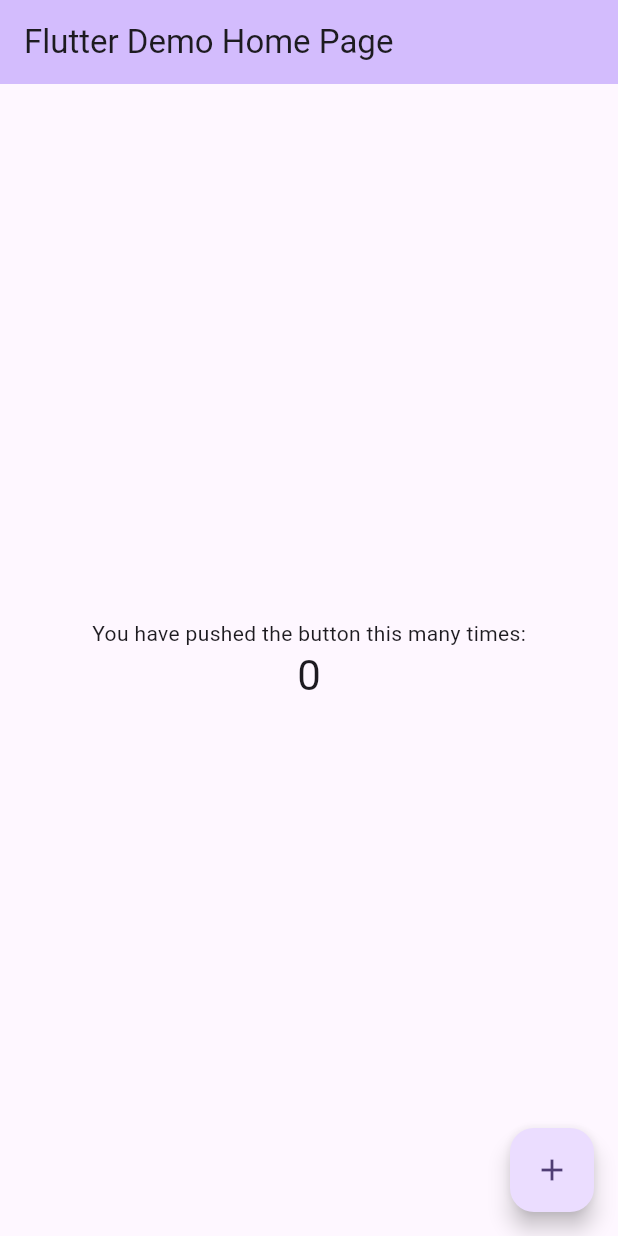
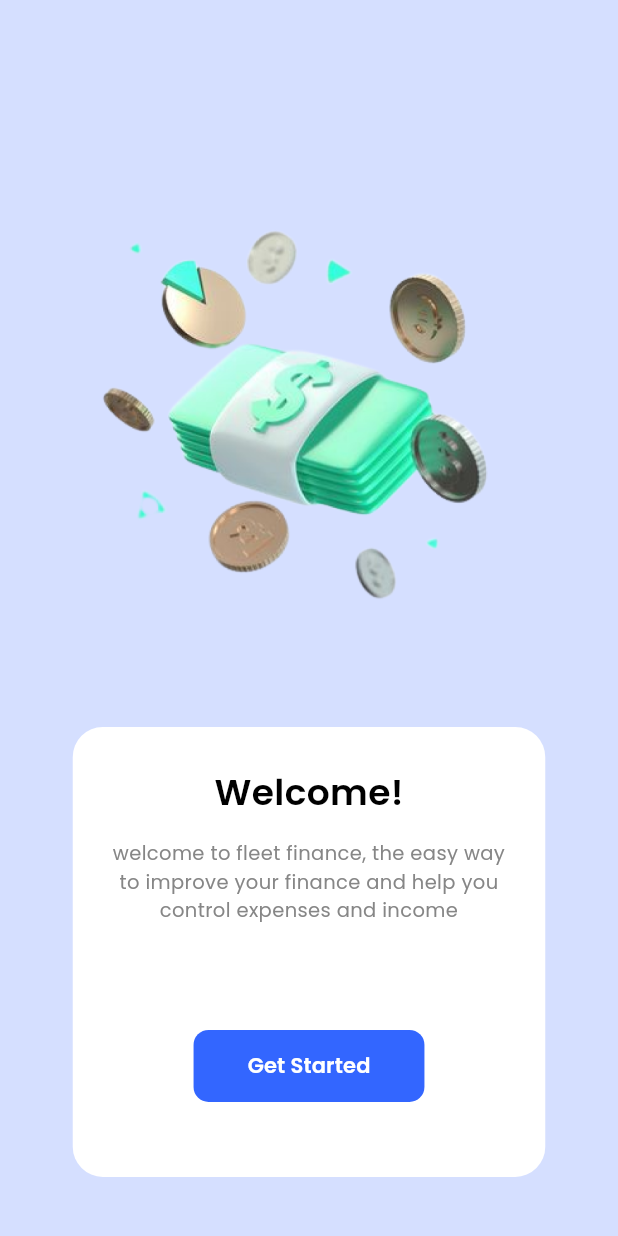
Before and after one commit to adnfutuh/saving_app, a Flutter app: the screen it shows after launch, on a phone screen of 412 x 824 dp. Run offline on Flutter 3.47's test engine with Material 3 defaults, Android fonts, the phone set to English and light mode, and no system bars; our stand-ins replace google_fonts.

Commit message:
feat:create a screen display with scaffolding

```diff
--- a/lib/main.dart
+++ b/lib/main.dart
@@ -1,4 +1,5 @@
 import 'package:flutter/material.dart';
+import 'package:saving_app/pages/on_boarding_page.dart';
 
 void main() {
   runApp(const MyApp());
@@ -10,116 +11,10 @@ class MyApp extends StatelessWidget {
   // This widget is the root of your application.
   @override
   Widget build(BuildContext context) {
-    return MaterialApp(
-      title: 'Flutter Demo',
-      theme: ThemeData(
-        // This is the theme of your application.
-        //
-        // TRY THIS: Try running your application with "flutter run". You'll see
-        // the application has a purple toolbar. Then, without quitting the app,
-        // try changing the seedColor in the colorScheme below to Colors.green
-        // and then invoke "hot reload" (save your changes or press the "hot
-        // reload" button in a Flutter-supported IDE, or press "r" if you used
-        // the command line to start the app).
-        //
-        // Notice that the counter didn't reset back to zero; the application
-        // state is not lost during the reload. To reset the state, use hot
-        // restart instead.
-        //
-        // This works for code too, not just values: Most code changes can be
-        // tested with just a hot reload.
-        colorScheme: ColorScheme.fromSeed(seedColor: Colors.deepPurple),
-        useMaterial3: true,
-      ),
-      home: const MyHomePage(title: 'Flutter Demo Home Page'),
+    return const MaterialApp(
+      debugShowCheckedModeBanner: false,
+      title: 'saving app',
+      home: OnBoardingPage(),
     );
   }
 }
-
-class MyHomePage extends StatefulWidget {
-  const MyHomePage({super.key, required this.title});
-
-  // This widget is the home page of your application. It is stateful, meaning
-  // that it has a State object (defined below) that contains fields that affect
-  // how it looks.
-
-  // This class is the configuration for the state. It holds the values (in this
-  // case the title) provided by the parent (in this case the App widget) and
-  // used by the build method of the State. Fields in a Widget subclass are
-  // always marked "final".
-
-  final String title;
-
-  @override
-  State<MyHomePage> createState() => _MyHomePageState();
-}
-
-class _MyHomePageState extends State<MyHomePage> {
-  int _counter = 0;
-
-  void _incrementCounter() {
-    setState(() {
-      // This call to setState tells the Flutter framework that something has
-      // changed in this State, which causes it to rerun the build method below
-      // so that the display can reflect the updated values. If we changed
-      // _counter without calling setState(), then the build method would not be
-      // called again, and so nothing would appear to happen.
-      _counter++;
-    });
-  }
-
-  @override
-  Widget build(BuildContext context) {
-    // This method is rerun every time setState is called, for instance as done
-    // by the _incrementCounter method above.
-    //
-    // The Flutter framework has been optimized to make rerunning build methods
-    // fast, so that you can just rebuild anything that needs updating rather
-    // than having to individually change instances of widgets.
-    return Scaffold(
-      appBar: AppBar(
-        // TRY THIS: Try changing the color here to a specific color (to
-        // Colors.amber, perhaps?) and trigger a hot reload to see the AppBar
-        // change color while the other colors stay the same.
-        backgroundColor: Theme.of(context).colorScheme.inversePrimary,
-        // Here we take the value from the MyHomePage object that was created by
-        // the App.build method, and use it to set our appbar title.
-        title: Text(widget.title),
-      ),
-      body: Center(
-        // Center is a layout widget. It takes a single child and positions it
-        // in the middle of the parent.
-        child: Column(
-          // Column is also a layout widget. It takes a list of children and
-          // arranges them vertically. By default, it sizes itself to fit its
-          // children horizontally, and tries to be as tall as its parent.
-          //
-          // Column has various properties to control how it sizes itself and
-          // how it positions its children. Here we use mainAxisAlignment to
-          // center the children vertically; the main axis here is the vertical
-          // axis because Columns are vertical (the cross axis would be
-          // horizontal).
-          //
-          // TRY THIS: Invoke "debug painting" (choose the "Toggle Debug Paint"
-          // action in the IDE, or press "p" in the console), to see the
-          // wireframe for each widget.
-          mainAxisAlignment: MainAxisAlignment.center,
-          children: <Widget>[
-            const Text(
-              'You have pushed the button this many times:',
-            ),
-            Text(
-              '$_counter',
-              style: Theme.of(context).textTheme.headlineMedium,
-            ),
-          ],
-        ),
-      ),
-      floatingActionButton: FloatingActionButton(
-        onPressed: _incrementCounter,
-        tooltip: 'Increment',
-        child: const Icon(Icons.add),
-      ), // This trailing comma makes auto-formatting nicer for build methods.
-    );
-  }
-}
--- /dev/null
+++ b/lib/pages/on_boarding_page.dart
@@ -0,0 +1,72 @@
+import 'package:flutter/material.dart';
+import 'package:saving_app/style/colors.dart';
+import 'package:saving_app/style/text_style.dart';
+
+class OnBoardingPage extends StatelessWidget {
+  const OnBoardingPage({super.key});
+
+  @override
+  Widget build(BuildContext context) {
+    return Scaffold(
+      body: Container(
+        padding: const EdgeInsets.only(top: 100),
+        color: kBgColor.withOpacity(0.5),
+        child: Column(
+          children: [
+            const SafeArea(
+              child: Image(
+                image: AssetImage('assets/images/ob-money.png'),
+              ),
+            ),
+            const SizedBox(height: 30),
+            Container(
+              padding: const EdgeInsets.all(26),
+              constraints: const BoxConstraints.expand(
+                height: 300,
+                width: 315,
+              ),
+              decoration: const BoxDecoration(
+                color: kWhite,
+                borderRadius: BorderRadius.all(Radius.circular(20)),
+              ),
+              child: Column(
+                children: [
+                  Text(
+                    'Welcome!',
+                    style: kHeading5.copyWith(color: kBlack),
+                  ),
+                  const SizedBox(height: 15),
+                  Text(
+                    'welcome to fleet finance, the easy way to improve your finance and help you control expenses and income',
+                    style: kSubtitle2.copyWith(color: kSuvaGray),
+                    textAlign: TextAlign.center,
+                  ),
+                  const SizedBox(height: 70),
+                  TextButton(
+                    onPressed: () {},
+                    style: TextButton.styleFrom(
+                      backgroundColor: kBlueRibbon,
+                      padding: const EdgeInsets.symmetric(
+                        vertical: 14,
+                        horizontal: 36,
+                      ),
+                      shape: const RoundedRectangleBorder(
+                        borderRadius: BorderRadius.all(
+                          Radius.circular(10),
+                        ),
+                      ),
+                    ),
+                    child: Text(
+                      'Get Started',
+                      style: kButton1.copyWith(color: kWhite),
+                    ),
+                  ),
+                ],
+              ),
+            ),
+          ],
+        ),
+      ),
+    );
+  }
+}
--- a/lib/style/colors.dart
+++ b/lib/style/colors.dart
@@ -1,6 +1,6 @@
 import 'package:flutter/material.dart';
 
-const Color kBgColor = Color(0xFFF7F8FA);
+const Color kBgColor = Color(0xFFADC8FF);
 const Color kBlueRibbon = Color(0xFF3366FF);
 const Color kNightBlack = Color(0xFF2C2C2C);
 const Color kBlack = Color(0xFF000000);
```
